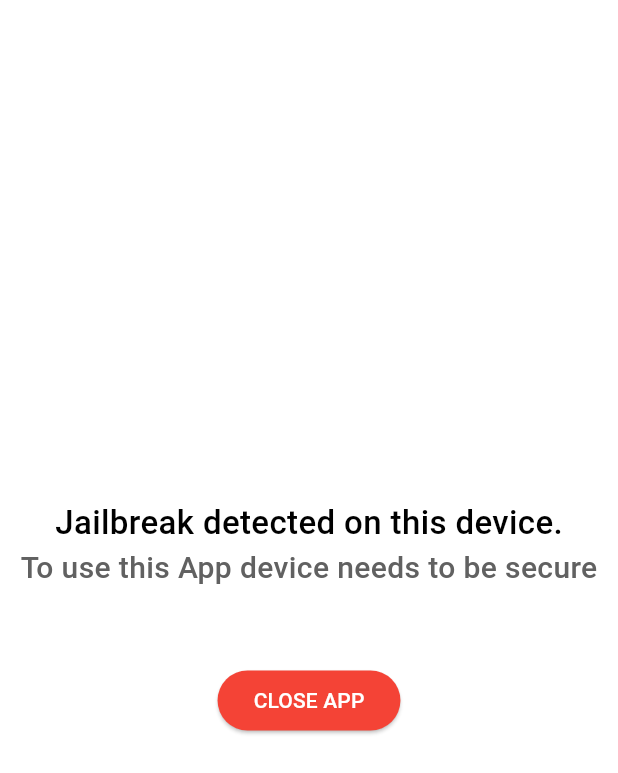
After one commit to vinay416/cards-walllet, a Flutter app: the JailbreakedUI screen opened directly, on a phone screen of 412 x 824 dp. The commit adds this screen. Shown: the top 773 px of the screen. Run offline on Flutter 3.47's test engine with Material 3 defaults, Android fonts, the phone set to English and light mode, and no system bars; our stand-ins replace flutter_secure_storage, flutter_slidable, fluttertoast, local_auth, mask_text_input_formatter, shimmer; missing offline and left inert: flutter_exit_app, flutter_jailbreak_detection, loading_animations, local_auth_android, local_auth_darwin, secure_application; accounts and stored records are empty.

Commit message:
app kill state added

```diff
--- /dev/null
+++ b/lib/jailbreaked/jailbreaked_ui.dart
@@ -0,0 +1,47 @@
+import 'package:flutter/material.dart';
+import 'package:flutter_exit_app/flutter_exit_app.dart';
+
+class JailbreakedUI extends StatelessWidget {
+  const JailbreakedUI({super.key});
+
+  @override
+  Widget build(BuildContext context) {
+    return Scaffold(
+      body: Center(
+        child: Column(
+          mainAxisAlignment: MainAxisAlignment.center,
+          children: [
+            const Text(
+              "Jailbreak detected on this device.",
+              style: TextStyle(
+                fontSize: 22,
+                fontWeight: FontWeight.w500,
+              ),
+            ),
+            Text(
+              "To use this App device needs to be secure",
+              style: TextStyle(
+                color: Colors.grey[700],
+                fontSize: 20,
+                fontWeight: FontWeight.w500,
+              ),
+            ),
+            const SizedBox(height: 50),
+            ElevatedButton(
+              style: const ButtonStyle(
+                backgroundColor: WidgetStatePropertyAll(Colors.red),
+              ),
+              onPressed: () {
+                FlutterExitApp.exitApp(iosForceExit: true);
+              },
+              child: const Text(
+                "CLOSE APP",
+                style: TextStyle(color: Colors.white),
+              ),
+            ),
+          ],
+        ),
+      ),
+    );
+  }
+}
--- a/lib/src/biometric_auth.dart
+++ b/lib/src/biometric_auth.dart
@@ -18,12 +18,15 @@ class BiometricAuth {
     return await _auth.isDeviceSupported();
   }
 
+  Future<bool> checkJailBreak() async {
+    final jailBreak = await FlutterJailbreakDetection.jailbroken;
+    log("FlutterJailbreakDetection.jailbroken $jailBreak");
+    if (jailBreak) log("Device jailbreaked");
+    return jailBreak;
+  }
+
   Future<bool> auth() async {
     try {
-      final jailBreak = await FlutterJailbreakDetection.jailbroken;
-      log("FlutterJailbreakDetection.jailbroken $jailBreak");
-      if (jailBreak) throw Exception("Device jailbreaked");
-
       return await _auth.authenticate(
         localizedReason: 'Cards Wallet',
         authMessages: [
--- a/pubspec.yaml
+++ b/pubspec.yaml
@@ -9,6 +9,7 @@ environment:
 dependencies:
   flutter:
     sdk: flutter
+  flutter_exit_app: ^1.1.4
   flutter_jailbreak_detection: ^1.10.0
   flutter_native_splash: ^2.4.1
   flutter_secure_storage: ^9.2.2
```
Also changed, not shown: lib/main.dart (+21 -3 lines), pubspec.lock.
